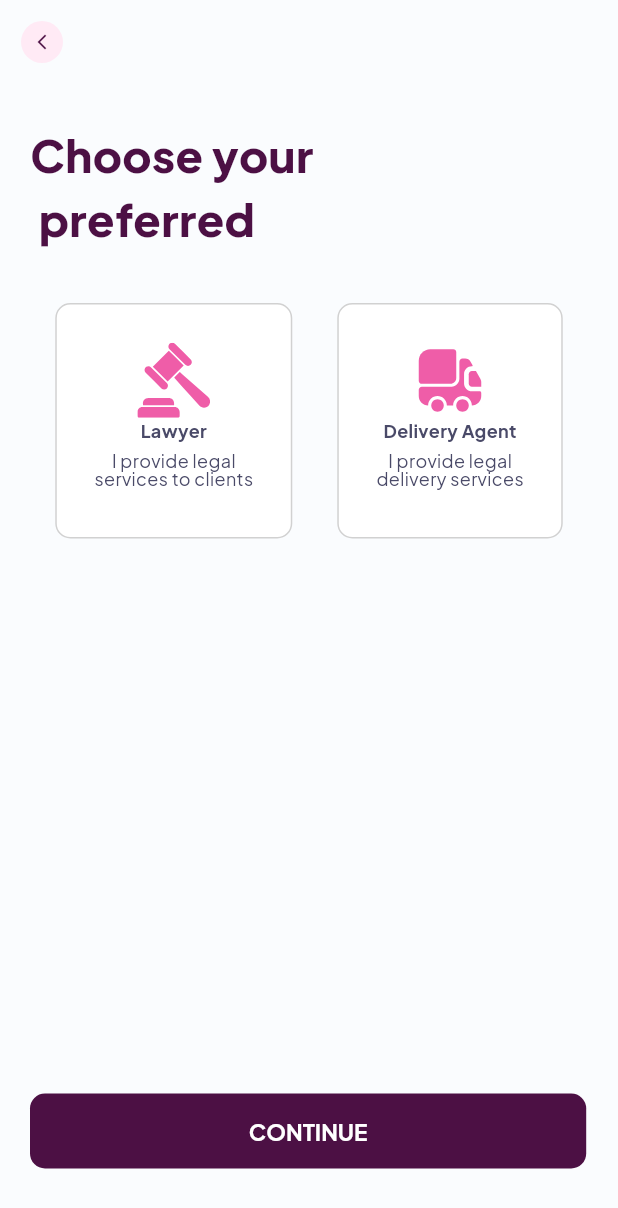
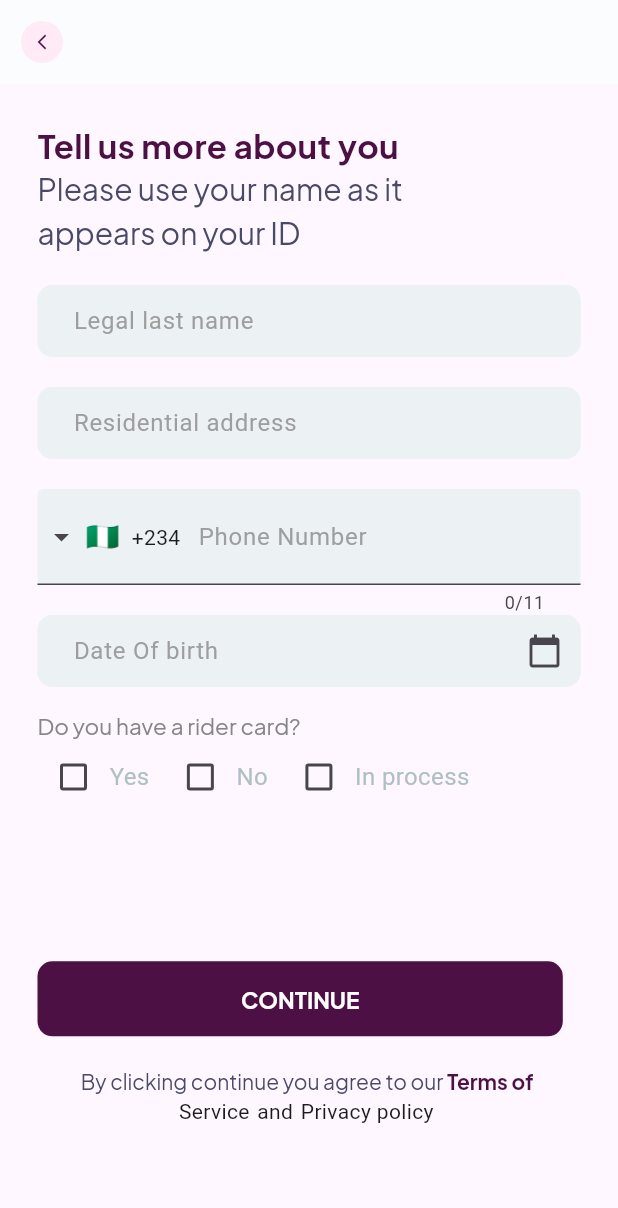
Before and after one commit to Paralexapp/paralex-mobile, a Flutter app: the SelectServiceScreen screen opened by its route, after a tap on "CONTINUE", on a phone screen of 412 x 824 dp. Shown: the top 1208 px of the screen. Run offline on Flutter 3.47's test engine with Material 3 defaults, Android fonts, the phone set to English and light mode, and no system bars; drawn by our look-alikes of intl_phone_field; our stand-ins replace email_validator, flutter_holo_date_picker, flutter_svg, get, google_fonts, smooth_page_indicator.

Commit message:
Screens uptill the ABOUT YOU section

```diff
--- a/paralex/lib/main.dart
+++ b/paralex/lib/main.dart
@@ -10,6 +10,8 @@ import 'package:paralax/screens/users/Authprocess/verification_message.dart';
 import 'package:paralax/screens/welcomeslides/last_welcome_screen.dart';
 import 'package:paralax/screens/welcomeslides/welcome.dart';
 import 'package:paralax/service_provider/controllers/user_choice_controller.dart';
+import 'package:paralax/service_provider/view/about_you/about_you.dart';
+import 'package:paralax/service_provider/view/about_you/about_you_contd.dart';
 import 'package:paralax/service_provider/view/signup_screens/select_service_screen.dart';
 import 'package:paralax/service_provider/view/signup_screens/signup_welcome_screen.dart';
 
@@ -20,29 +22,19 @@ void main() {
     getPages: [
       GetPage(name: Nav.splash, page: () => const SplashScreen()),
       GetPage(name: Nav.welcomeShow, page: () => const WelcomeSliders()),
-
-      GetPage(
-          name: Nav.lastWelcomeScreen, page: () => const LastWelcomeScreen()),
-      GetPage(
-          name: Nav.serviceProviderSignupWelcomeScreen,
-          page: () => SignupWelcomeScreen()),
-      GetPage(
-          name: Nav.selectServiceScreen,
-          page: () => const SelectServiceScreen()),
-
-
+      GetPage(name: Nav.lastWelcomeScreen, page: () => const LastWelcomeScreen()),
+      GetPage(name: Nav.serviceProviderSignupWelcomeScreen, page: () => SignupWelcomeScreen()),
+      GetPage(name: Nav.selectServiceScreen, page: () => const SelectServiceScreen()),
       GetPage(name: Nav.lastWelcomeScreen, page: () => const LastWelcomeScreen()),
       GetPage(name: Nav.serviceProviderSignupWelcomeScreen, page: () =>  SignupWelcomeScreen()),
       GetPage(name: Nav.selectServiceScreen, page: () =>  const SelectServiceScreen()),
-
-
-
       GetPage(name: Nav.userSignupScreen, page: () => const UserRegistration()),
       GetPage(name: Nav.otpScreen, page: () => const OtpVerification()),
-      GetPage(
-          name: Nav.verificationScreen,
-          page: () => const VerificationMessage()),
-      GetPage(name: Nav.tellusMoreforUsers, page: () => const MoreAboutYou())
+      GetPage(name: Nav.verificationScreen, page: () => const VerificationMessage()),
+      GetPage(name: Nav.tellusMoreforUsers, page: () => const MoreAboutYou()),
+      GetPage(name: Nav.aboutServiceProvider, page: () => AboutYou()),
+      GetPage(name: Nav.aboutServiceProviderPage2, page: () => AboutYouContd()),
+
     ],
     debugShowCheckedModeBanner: false,
   ));
--- a/paralex/lib/routes/navs.dart
+++ b/paralex/lib/routes/navs.dart
@@ -9,4 +9,6 @@ class Nav {
   static const otpScreen = "/otp";
   static const verificationScreen = "/verification";
   static const tellusMoreforUsers = "/tellUsMore";
+  static const aboutServiceProvider = "/aboutYou";
+  static const aboutServiceProviderPage2 = "/aboutYouContd";
 }
--- a/paralex/lib/screens/users/Authprocess/verification_message.dart
+++ b/paralex/lib/screens/users/Authprocess/verification_message.dart
@@ -58,11 +58,11 @@ class _VerificationMessageState extends State<VerificationMessage> {
               ),
               GestureDetector(
 
-                onTap: () => Get.toNamed(Nav.tellusMoreforUsers),
+                //onTap: () => Get.toNamed(Nav.tellusMoreforUsers),
 
                 onTap: () {
                   if (userChoiceController.isUser.value) {
-                    //Get.toNamed(Nav.userHomeScreen); // Navigate to UserHomeScreen
+                    Get.toNamed(Nav.tellusMoreforUsers); // Navigate to UserHomeScreen
                   } else {
                     Get.toNamed(Nav.selectServiceScreen); // Navigate to ServiceProviderHomeScreen
                   }
--- /dev/null
+++ b/paralex/lib/service_provider/controllers/about_you_controller.dart
@@ -0,0 +1,130 @@
+// about_you_controller.dart
+import 'package:flutter/material.dart';
+import 'package:flutter_holo_date_picker/date_picker.dart';
+import 'package:flutter_holo_date_picker/i18n/date_picker_i18n.dart';
+import 'package:get/get.dart';
+import 'package:intl/intl.dart';
+import 'package:intl_phone_field/phone_number.dart';
+
+import '../../routes/navs.dart';
+
+class AboutYouController extends GetxController {
+  // Form controllers
+  final TextEditingController legalName = TextEditingController();
+  final TextEditingController address = TextEditingController();
+  final TextEditingController dateController = TextEditingController();
+
+  // Observable state variables
+  var phoneNumber = "".obs;
+  var isPhoneNumberValid = false.obs;
+  var isCheckboxSelected = false.obs;
+  var isButtonEnabled = false.obs;
+  var selectedOption = "".obs;
+  DateTime? selectedDate;
+
+  // Form validation key
+  final formKey = GlobalKey<FormState>();
+
+  @override
+  void onInit() {
+    super.onInit();
+    // Listen for form field changes
+    legalName.addListener(checkFormCompletion);
+    address.addListener(checkFormCompletion);
+    dateController.addListener(checkFormCompletion);
+  }
+
+  @override
+  void onClose() {
+    // Remove listeners to prevent memory leaks
+    legalName.removeListener(checkFormCompletion);
+    address.removeListener(checkFormCompletion);
+    dateController.removeListener(checkFormCompletion);
+    // Dispose controllers
+    legalName.dispose();
+    address.dispose();
+    dateController.dispose();
+    super.onClose();
+  }
+
+  void checkFormCompletion() {
+    // Enable button only if all conditions are met
+    isButtonEnabled.value = legalName.text.isNotEmpty &&
+        address.text.isNotEmpty &&
+        dateController.text.isNotEmpty &&
+        isPhoneNumberValid.value &&
+        isCheckboxSelected.value;
+  }
+
+  void onPhoneNumberChanged(PhoneNumber phone) {
+    phoneNumber.value = phone.completeNumber;
+    isPhoneNumberValid.value =
+        _validatePhoneNumber(phone.completeNumber); // Improved validation
+    checkFormCompletion();
+  }
+
+  bool _validatePhoneNumber(String number) {
+    return number.isNotEmpty && number.length >= 10; // Example validation
+  }
+
+  Future<void> onDateOfBirthTap(BuildContext context) async {
+    final DateTime? picked = await DatePicker.showSimpleDatePicker(
+      context,
+      initialDate: DateTime.now(),
+      firstDate: DateTime(1900),
+      lastDate: DateTime(2100),
+      dateFormat: "dd-MMMM-yyyy",
+      locale: DateTimePickerLocale.en_us,
+      looping: true,
+    );
+    if (picked != null) {
+      selectedDate = picked;
+      dateController.text = DateFormat("dd-MMM-yyyy").format(picked);
+    }
+  }
+
+  void onCheckboxChanged(bool value) {
+    isCheckboxSelected.value = value;
+    checkFormCompletion();
+  }
+
+  bool validateForm() {
+    return formKey.currentState?.validate() ?? false; // Null-safe validation
+  }
+
+  void updateSelectedOption(String option) {
+    selectedOption.value = option;
+    isCheckboxSelected.value = true; // Also mark the checkbox as selected
+    checkFormCompletion();
+  }
+
+  void onContinueButtonPressed() {
+    bool isPhoneValid = _validatePhoneNumber(phoneNumber.value);
+    isPhoneNumberValid.value = isPhoneValid;
+    if (validateForm()) {
+      if (isPhoneValid) {
+        if (isCheckboxSelected.value) {
+          Get.toNamed(Nav.aboutServiceProviderPage2);
+        } else {
+          Get.snackbar(
+            "Incomplete",
+            "Please select a checkbox option",
+            snackPosition: SnackPosition.TOP,
+          );
+        }
+      } else {
+        Get.snackbar(
+          "Incomplete",
+          "Please fill out the phone number field",
+          snackPosition: SnackPosition.TOP,
+        );
+      }
+    } else {
+      Get.snackbar(
+        "Incomplete",
+        "Please fill out all required fields",
+        snackPosition: SnackPosition.TOP,
+      );
+    }
+  }
+}
--- /dev/null
+++ b/paralex/lib/service_provider/view/about_you/about_you.dart
@@ -0,0 +1,218 @@
+// about_you.dart
+import 'package:flutter/material.dart';
+import 'package:flutter_holo_date_picker/date_picker.dart';
+import 'package:get/get.dart';
+import 'package:intl_phone_field/intl_phone_field.dart';
+import '../../../reusables/back_button.dart';
+import '../../../reusables/fonts.dart';
+import '../../../reusables/paints.dart';
+import '../../../routes/navs.dart';
+import '../../controllers/about_you_controller.dart';
+import '../widgets/custom_button.dart';
+import '../widgets/custom_text_form_field.dart';
+
+class AboutYou extends StatelessWidget {
+  AboutYou({super.key});
+
+  final AboutYouController controller = Get.put(AboutYouController());
+
+  @override
+  Widget build(BuildContext context) {
+    var size = MediaQuery.of(context).size;
+    return Scaffold(
+      appBar: AppBar(
+        backgroundColor: PaintColors.bgColor,
+        leading: IconButton(
+          onPressed: () => Get.back(),
+          icon: PinkButton.backButton,
+        ),
+      ),
+      body: SingleChildScrollView(
+        child: Container(
+          padding: const EdgeInsets.all(25),
+          child: Form(
+            key: controller.formKey,
+            child: Column(
+              crossAxisAlignment: CrossAxisAlignment.start,
+              children: [
+                Text(
+                  "Tell us more about you",
+                  style: FontStyles.headingText.copyWith(
+                    color: PaintColors.paralaxpurple,
+                    fontSize: 22,
+                  ),
+                ),
+                Text(
+                  "Please use your name as it \nappears on your ID",
+                  style: FontStyles.smallCapsIntro.copyWith(
+                    letterSpacing: 0,
+                    color: PaintColors.generalTextsm,
+                    fontSize: 20,
+                  ),
+                ),
+                const SizedBox(height: 20),
+                Column(
+                  crossAxisAlignment: CrossAxisAlignment.start,
+                  children: [
+                    CustomTextFormField(
+                      controller: controller.legalName,
+                      hintText: 'Legal last name',
+                      labelText: 'Legal last name',
+                      validator: (value) {
+                        if (value == null || value.isEmpty) {
+                          return "Please enter your legal name";
+                        }
+                        return null;
+                      },
+                    ),
+                    const SizedBox(height: 20),
+                    CustomTextFormField(
+                      controller: controller.address,
+                      hintText: 'Residential address',
+                      labelText: 'Residential address',
+                      validator: (value) {
+                        if (value == null || value.isEmpty) {
+                          return "Please enter your residential address";
+                        }
+                        return null;
+                      },
+                    ),
+                    const SizedBox(height: 20),
+                     IntlPhoneField(
+                      decoration: InputDecoration(
+                        hintText: 'Phone Number',
+                        hintStyle: TextStyle(color: Colors.grey),
+                        filled: true,
+                        fillColor: Color(0xFFECF1F4),
+                        contentPadding: EdgeInsets.symmetric(
+                            vertical: 20.0, horizontal: 20.0),
+                      ),
+                      initialCountryCode: 'NG',
+                      onChanged: controller.onPhoneNumberChanged,
+                    ),
+                    CustomTextFormField(
+                      ontap: () => controller.onDateOfBirthTap(context),
+                      controller: controller.dateController,
+                      readonly: true,
+                      labelText: 'Date Of birth',
+                      validator: (value) {
+                        if (value == null || value.isEmpty) {
+                          return "Please select your date of birth";
+                        }
+                        return null;
+                      },
+                      suffixIcon: const Icon(Icons.calendar_today),
+                      //onSuffixTap: () => controller.onDateOfBirthTap(context),
+                    ),
+                    const SizedBox(height: 15),
+                    Text(
+                      "Do you have a rider card?",
+                      style: FontStyles.smallCapsIntro.copyWith(
+                          letterSpacing: 0,
+                          color: Color(0xFF868686),
+                          fontSize: 15),
+                    ),
+                    CheckboxOptions(
+                      controller: controller,
+                      onOptionSelected: controller.onCheckboxChanged,
+                    ),
+                    SizedBox(height: size.height * 0.12),
+                    CustomButton(
+                          desiredWidth: 0.85,
+                          buttonText: "CONTINUE",
+                          buttonColor: PaintColors.paralaxpurple,
+                          ontap: controller.onContinueButtonPressed
+                          ),
+                    const SizedBox(height: 20),
+                    Center(
+                      child: Column(
+                        children: [
+                          Row(
+                            mainAxisAlignment: MainAxisAlignment.center,
+                            children: [
+                              Text(
+                                "By clicking continue you agree to our ",
+                                style: FontStyles.smallCapsIntro.copyWith(
+                                    letterSpacing: 0,
+                                    color: PaintColors.generalTextsm,
+                                    fontSize: 14),
+                              ),
+                              Text(
+                                "Terms of ",
+                                style: FontStyles.smallCapsIntro.copyWith(
+                                    letterSpacing: 0,
+                                    fontWeight: FontWeight.bold,
+                                    color: PaintColors.paralaxpurple,
+                                    fontSize: 14),
+                              ),
+                            ],
+                          ),
+                          const Row(
+                            mainAxisAlignment: MainAxisAlignment.center,
+                            children: [
+                              Text("Service"),
+                              SizedBox(
+                                width: 5,
+                              ),
+                              Text("and"),
+                              SizedBox(
+                                width: 5,
+                              ),
+                              Text("Privacy policy "),
+                            ],
+                          ),
+                        ],
+                      ),
+                    )
+                  ],
+                ),
+              ],
+            ),
+          ),
+        ),
+      ),
+    );
+  }
+}
+
+class CheckboxOptions extends StatelessWidget {
+  final Function(bool) onOptionSelected;
+  final AboutYouController controller;
+
+  CheckboxOptions({required this.onOptionSelected, required this.controller});
+
+  @override
+  Widget build(BuildContext context) {
+    return Row(
+      mainAxisAlignment: MainAxisAlignment.start,
+      children: [
+        _buildCheckboxOption("Yes", context),
+        const SizedBox(width: 10),
+        _buildCheckboxOption("No", context),
+        const SizedBox(width: 10),
+        _buildCheckboxOption("In process", context),
+      ],
+    );
+  }
+
+  Widget _buildCheckboxOption(String label, BuildContext context) {
+    return Row(
+      mainAxisSize: MainAxisSize.min,
+      children: [
+        Obx(() => Checkbox(
+              value: controller.selectedOption.value == label,
+              onChanged: (bool? value) {
+                if (value == true) {
+                  controller.updateSelectedOption(label);
+                  onOptionSelected(true);
+                }
+              },
+              activeColor: Color(0xFF35124E),
+              checkColor: Color(0xFF35124E),
+            )),
+        Text(label,
+            style: const TextStyle(color: Color(0xFFB0BEC5), fontSize: 16)),
+      ],
+    );
+  }
+}
--- a/paralex/lib/service_provider/view/signup_screens/select_service_screen.dart
+++ b/paralex/lib/service_provider/view/signup_screens/select_service_screen.dart
@@ -1,11 +1,11 @@
 import 'package:flutter/material.dart';
 import 'package:get/get.dart';
 import 'package:paralax/reusables/back_button.dart';
-import 'package:paralax/service_provider/view/signup_screens/widgets/select_service_widget.dart';
-
 import '../../../reusables/fonts.dart';
 import '../../../reusables/paints.dart';
+import '../../../routes/navs.dart';
 import '../../controllers/select_service_controller.dart';
+import '../widgets/select_service_widget.dart';
 
 class SelectServiceScreen extends StatelessWidget {
   const SelectServiceScreen({super.key});
@@ -22,7 +22,7 @@ class SelectServiceScreen extends StatelessWidget {
             onPressed: () => Get.back(), icon: PinkButton.backButton),
       ),
       body: Padding(
-        padding: const EdgeInsets.only(left: 20.0,right: 20,top: 25,bottom: 45),
+        padding: const EdgeInsets.all(20),
         child: Column(
           crossAxisAlignment: CrossAxisAlignment.start,
           children: [
@@ -61,7 +61,7 @@ class SelectServiceScreen extends StatelessWidget {
                 ),
               ],
             ),
-            const Spacer(),
+            SizedBox(height: size.height * 0.4),
             Container(
               padding: const EdgeInsets.symmetric(horizontal: 10),
               height: 50,
@@ -71,7 +71,7 @@ class SelectServiceScreen extends StatelessWidget {
                 borderRadius: BorderRadius.all(Radius.circular(10)),
               ),
               child: InkWell(
-                onTap: () {},
+                onTap: () => Get.toNamed(Nav.aboutServiceProvider),
                 child: Center(
                   child: Text(
                     "CONTINUE",
--- a/paralex/lib/service_provider/view/signup_screens/signup_welcome_screen.dart
+++ b/paralex/lib/service_provider/view/signup_screens/signup_welcome_screen.dart
@@ -2,10 +2,10 @@ import 'package:flutter/material.dart';
 import 'package:get/get.dart';
 import 'package:paralax/reusables/paints.dart';
 import 'package:paralax/routes/navs.dart';
-import 'package:paralax/service_provider/view/signup_screens/widgets/signupWidget.dart';
 import '../../../reusables/fonts.dart';
 import '../../../reusables/back_button.dart';
 import '../../controllers/signup_controller.dart';
+import '../widgets/signupWidget.dart';
 
 class SignupWelcomeScreen extends StatelessWidget {
 
--- a/paralex/lib/service_provider/view/signup_screens/widgets/custom_button.dart
+++ b/paralex/lib/service_provider/view/widgets/custom_button.dart
@@ -7,13 +7,13 @@ class CustomButton extends StatelessWidget {
     required this.desiredWidth,
     required this.buttonText,
     required this.buttonColor,
-    required this.ontap,
+    this.ontap,
   });
 
   final double desiredWidth;
   final String buttonText;
   final Color buttonColor;
-  final VoidCallback ontap;
+  final VoidCallback? ontap;
 
   @override
   Widget build(BuildContext context) {
@@ -27,7 +27,7 @@ class CustomButton extends StatelessWidget {
         borderRadius: BorderRadius.all(Radius.circular(10)),
       ),
       child: InkWell(
-        onTap: () {},
+        onTap: ontap,
         child: Center(
           child: Text(
             buttonText,
--- /dev/null
+++ b/paralex/lib/service_provider/view/widgets/custom_text_form_field.dart
@@ -0,0 +1,81 @@
+import 'package:flutter/material.dart';
+
+class CustomTextFormField extends StatelessWidget {
+  final String hintText;
+  final String labelText;
+  final TextStyle? textStyle;
+  final InputDecoration? decoration;
+  final TextInputType keyboardType;
+  final bool obscureText;
+  final Function(String)? onChanged;
+  final TextEditingController? controller;
+  final bool readonly;
+  final Widget? suffixIcon;
+  final VoidCallback? onSuffixTap;
+  final FormFieldValidator<String>? validator;
+  final VoidCallback? ontap;
+  final bool? enabled;
+
+  CustomTextFormField({
+    Key? key,
+    this.hintText = '',
+    this.labelText = '',
+    this.textStyle,
+    this.decoration,
+    this.keyboardType = TextInputType.text,
+    this.obscureText = false,
+    this.onChanged,
+    this.controller,
+    this.readonly = false,
+    this.suffixIcon,
+    this.onSuffixTap,
+    this.validator,
+    this.ontap,
+    this.enabled,
+  }) : super(key: key);
+
+  @override
+  Widget build(BuildContext context) {
+    return TextFormField(
+      controller: controller,
+      style: textStyle ?? TextStyle(color: Colors.black),
+      keyboardType: keyboardType,
+      obscureText: obscureText,
+      onChanged: onChanged,
+      readOnly: readonly,
+      validator: validator,
+      onTap: ontap,
+      enabled: enabled,
+      autovalidateMode: AutovalidateMode.onUserInteraction,
+      decoration: decoration ??
+          InputDecoration(
+            hintText: hintText,
+            hintStyle: TextStyle(color: Colors.grey),
+            labelText: labelText,
+            labelStyle: TextStyle(color: Colors.grey),
+            filled: true,
+            fillColor: (enabled ?? true) ? Color(0xFFECF1F4):Color(0x70ECF1F4),
+            contentPadding:
+            const EdgeInsets.symmetric(vertical: 10.0, horizontal: 20.0),
+            enabledBorder: const OutlineInputBorder(
+              borderRadius: BorderRadius.all(Radius.circular(10.0)),
+              borderSide: BorderSide(color: Color(0xFFECF1F4)),
+            ),
+            disabledBorder: const OutlineInputBorder(
+              borderRadius: BorderRadius.all(Radius.circular(10.0)),
+              borderSide: BorderSide(color: Color(0x10ECF1F4),),
+            ),
+            focusedBorder: const OutlineInputBorder(
+              borderSide: BorderSide(color: Color(0xFF4C1044), width: 2.0),
+              borderRadius: BorderRadius.all(Radius.circular(10)),
+            ),
+            suffixIcon: suffixIcon != null
+                ? InkWell(
+              onTap: onSuffixTap,
+              child: suffixIcon,
+            )
+                : null,
+          ),
+    );
+  }
+}
```
Also changed, not shown: paralex/lib/service_provider/controllers/about_you_contd_controller.dart (added, +26 -0 lines), paralex/lib/service_provider/view/about_you/about_you_contd.dart (added, +176 -0 lines), paralex/lib/service_provider/view/signup_screens/widgets/textfieldWidget.dart (deleted, +0 -47 lines), paralex/lib/service_provider/view/widgets/select_service_widget.dart (renamed from paralex/lib/service_provider/view/signup_screens/widgets/select_service_widget.dart), paralex/lib/service_provider/view/widgets/signupWidget.dart (renamed from paralex/lib/service_provider/view/signup_screens/widgets/signupWidget.dart).
